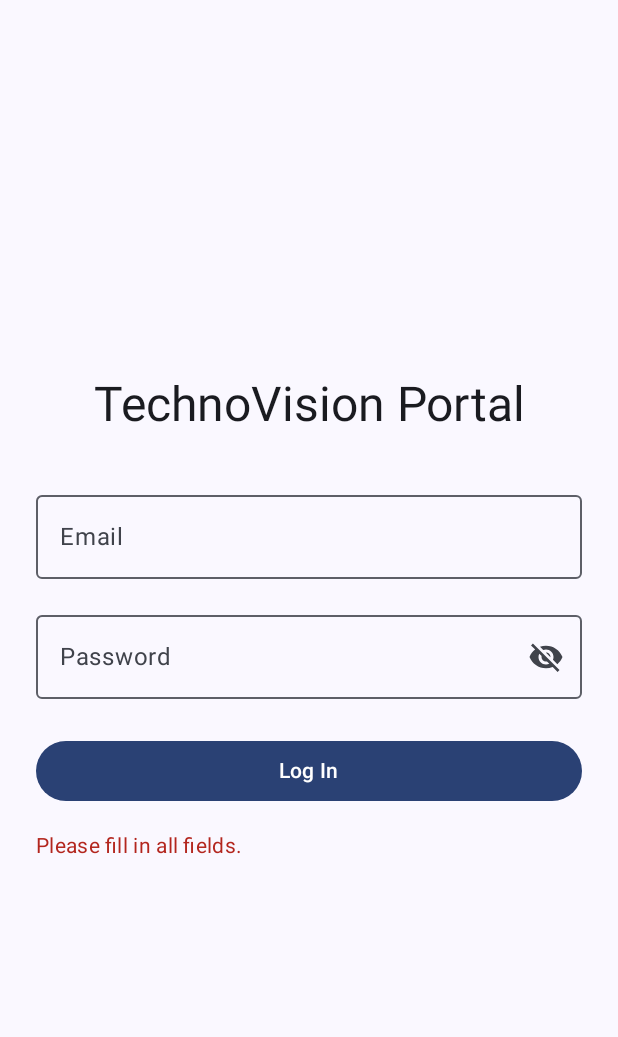
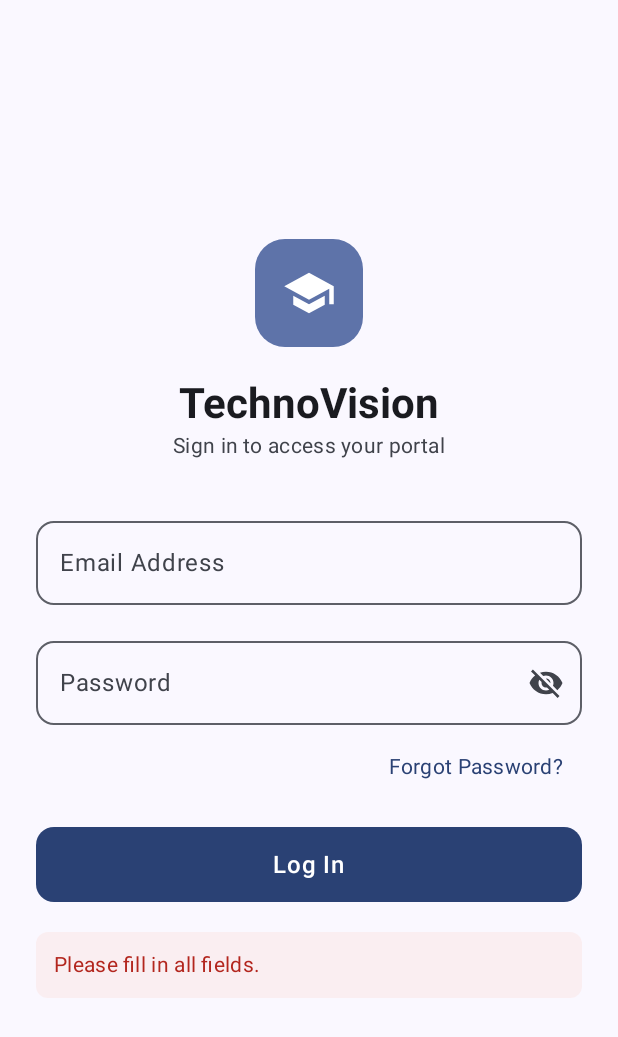
Before and after one commit to IamSoumitDas/TechnoVision, an Android app built with Jetpack Compose: the screen it shows after launch (MainActivity), after a tap on "Log In", on a phone screen of 412 x 824 dp. Shown: the top 1037 px of the screen. Run offline under Robolectric (Android 15) with nearby library versions, the phone set to English and light mode, and no system bars; our stand-ins replace Firebase (no records; nobody signed in at launch, a user with empty details on screens opened directly); 1 other tap on this screen came first.

Commit message:
added forgot password in authentication page and update the ui

```diff
--- a/app/src/main/java/com/soumit/technovision/ui/screens/StudentDirectoryScreen.kt
+++ b/app/src/main/java/com/soumit/technovision/ui/screens/StudentDirectoryScreen.kt
@@ -11,8 +11,6 @@ import androidx.compose.foundation.lazy.items
 import androidx.compose.material.icons.Icons
 import androidx.compose.material.icons.automirrored.filled.ArrowBack
 import androidx.compose.material.icons.filled.Edit
-import androidx.compose.material.icons.filled.Phone
-import androidx.compose.material.icons.filled.School
 import androidx.compose.material.icons.filled.Search
 import androidx.compose.material3.*
 import androidx.compose.runtime.*
--- a/app/src/main/java/com/soumit/technovision/ui/screens/auth/AuthScreen.kt
+++ b/app/src/main/java/com/soumit/technovision/ui/screens/auth/AuthScreen.kt
@@ -2,16 +2,27 @@ package com.soumit.technovision.ui.screens.auth
 
 import android.content.res.Configuration
 import android.util.Patterns
+import androidx.compose.foundation.background
 import androidx.compose.foundation.layout.*
+import androidx.compose.foundation.rememberScrollState
+import androidx.compose.foundation.shape.RoundedCornerShape
+import androidx.compose.foundation.text.KeyboardActions
 import androidx.compose.foundation.text.KeyboardOptions
+import androidx.compose.foundation.verticalScroll
 import androidx.compose.material.icons.Icons
+import androidx.compose.material.icons.filled.School
 import androidx.compose.material.icons.filled.Visibility
 import androidx.compose.material.icons.filled.VisibilityOff
 import androidx.compose.material3.*
 import androidx.compose.runtime.*
 import androidx.compose.ui.Alignment
 import androidx.compose.ui.Modifier
+import androidx.compose.ui.draw.clip
 import androidx.compose.ui.platform.LocalInspectionMode
+import androidx.compose.ui.platform.LocalSoftwareKeyboardController
+import androidx.compose.ui.text.font.FontWeight
+import androidx.compose.ui.text.font.FontWeight.Companion.Bold
+import androidx.compose.ui.text.input.ImeAction
 import androidx.compose.ui.text.input.KeyboardType
 import androidx.compose.ui.text.input.PasswordVisualTransformation
 import androidx.compose.ui.text.input.VisualTransformation
@@ -27,94 +38,35 @@ fun AuthScreen(onLoginSuccess: (String) -> Unit) {
     var password by remember { mutableStateOf("") }
     var isLoading by remember { mutableStateOf(false) }
 
-    // UI states for password visibility and inline status message
     var passwordVisible by remember { mutableStateOf(false) }
     var statusMessage by remember { mutableStateOf<String?>(null) }
     var isError by remember { mutableStateOf(false) }
 
     val isInPreview = LocalInspectionMode.current
+    val keyboardController = LocalSoftwareKeyboardController.current
+    val scrollState = rememberScrollState()
 
-    Surface(
-        modifier = Modifier.fillMaxSize(),
-        color = MaterialTheme.colorScheme.background
-    ) {
-        Column(
-            modifier = Modifier
-                .fillMaxSize()
-                .padding(24.dp),
-            verticalArrangement = Arrangement.Center,
-            horizontalAlignment = Alignment.CenterHorizontally
-        ) {
-            Text(
-                text = "TechnoVision Portal",
-                style = MaterialTheme.typography.headlineLarge,
-                color = MaterialTheme.colorScheme.onBackground,
-                modifier = Modifier.padding(bottom = 32.dp)
-            )
+    // Local function for Login handling
+    fun handleLogin() {
+        keyboardController?.hide()
 
-            // Email Field
-            OutlinedTextField(
-                value = email,
-                onValueChange = {
-                    email = it
-                    statusMessage = null
-                },
-                label = { Text("Email") },
-                singleLine = true,
-                keyboardOptions = KeyboardOptions(keyboardType = KeyboardType.Email),
-                modifier = Modifier.fillMaxWidth()
-            )
-
-            Spacer(modifier = Modifier.height(16.dp))
-
-            // Password Field with Show/Hide Toggle Icon
-            OutlinedTextField(
-                value = password,
-                onValueChange = {
-                    password = it
-                    statusMessage = null
-                },
-                label = { Text("Password") },
-                singleLine = true,
-                visualTransformation = if (passwordVisible) VisualTransformation.None else PasswordVisualTransformation(),
-                keyboardOptions = KeyboardOptions(keyboardType = KeyboardType.Password),
-                trailingIcon = {
-                    val image = if (passwordVisible) Icons.Filled.Visibility else Icons.Filled.VisibilityOff
-                    val description = if (passwordVisible) "Hide password" else "Show password"
-                    IconButton(onClick = { passwordVisible = !passwordVisible }) {
-                        Icon(imageVector = image, contentDescription = description)
-                    }
-                },
-                modifier = Modifier.fillMaxWidth()
-            )
-
-            Spacer(modifier = Modifier.height(24.dp))
-
-            if (isLoading) {
-                CircularProgressIndicator()
-            } else {
-                Button(
-                    onClick = {
-                        // 1. Check empty fields
         if (email.isBlank() || password.isBlank()) {
             statusMessage = "Please fill in all fields."
             isError = true
-                            return@Button
+            return
         }
 
-                        // 2. Validate email structure
         if (!Patterns.EMAIL_ADDRESS.matcher(email).matches()) {
             statusMessage = "Please enter a valid email structure (e.g. name@example.com)."
             isError = true
-                            return@Button
+            return
         }
 
-                        // Preview simulation check
         if (isInPreview) {
             statusMessage = "Preview: Logged in successfully"
             isError = false
             onLoginSuccess("employee")
-                            return@Button
+            return
         }
 
         isLoading = true
@@ -122,13 +74,10 @@ fun AuthScreen(onLoginSuccess: (String) -> Unit) {
         val auth = FirebaseAuth.getInstance()
         val db = FirebaseFirestore.getInstance()
 
-                        // 3. Authenticate with Firebase Auth
         auth.signInWithEmailAndPassword(email.trim(), password)
             .addOnCompleteListener { task ->
                 if (task.isSuccessful) {
                     val userId = auth.currentUser?.uid ?: ""
-
-                                    // 4. Automatically Fetch Role from Firestore Database
                     db.collection("users").document(userId).get()
                         .addOnSuccessListener { document ->
                             isLoading = false
@@ -136,7 +85,6 @@ fun AuthScreen(onLoginSuccess: (String) -> Unit) {
                                 val dbRole = document.getString("role") ?: ""
                                 isError = false
                                 statusMessage = "Welcome! Logged in successfully."
-                                                // Pass the detected role back so navigation handles it
                                 onLoginSuccess(dbRole)
                             } else {
                                 isLoading = false
@@ -157,22 +105,203 @@ fun AuthScreen(onLoginSuccess: (String) -> Unit) {
                     statusMessage = "Login Error: ${task.exception?.localizedMessage}"
                 }
             }
-                    },
-                    modifier = Modifier.fillMaxWidth()
-                ) {
-                    Text("Log In")
+    }
+
+    // Local function for Forgot Password handling
+    fun handleForgotPassword() {
+        keyboardController?.hide()
+
+        if (email.isBlank()) {
+            statusMessage = "Please enter your email address above first."
+            isError = true
+            return
+        }
+
+        if (!Patterns.EMAIL_ADDRESS.matcher(email).matches()) {
+            statusMessage = "Please enter a valid email structure (e.g. name@example.com)."
+            isError = true
+            return
+        }
+
+        if (isInPreview) {
+            statusMessage = "Preview: Password reset email sent."
+            isError = false
+            return
+        }
+
+        isLoading = true
+        statusMessage = null
+        val auth = FirebaseAuth.getInstance()
+
+        auth.sendPasswordResetEmail(email.trim())
+            .addOnCompleteListener { task ->
+                isLoading = false
+                if (task.isSuccessful) {
+                    isError = false
+                    statusMessage = "Password reset email sent! Check your inbox."
+                } else {
+                    isError = true
+                    statusMessage = "Error: ${task.exception?.localizedMessage}"
+                }
             }
     }
 
-            // Inline Status Message Element
+    Surface(
+        modifier = Modifier.fillMaxSize(),
+        color = MaterialTheme.colorScheme.background
+    ) {
+        Box(
+            modifier = Modifier
+                .fillMaxSize()
+                .verticalScroll(scrollState)
+                .padding(24.dp),
+            contentAlignment = Alignment.Center
+        ) {
+            Column(
+                modifier = Modifier
+                    .widthIn(max = 420.dp)
+                    .fillMaxWidth(),
+                horizontalAlignment = Alignment.CenterHorizontally
+            ) {
+                Box(
+                    modifier = Modifier
+                        .size(72.dp)
+                        .clip(RoundedCornerShape(20.dp))
+                        .background(MaterialTheme.colorScheme.primaryContainer),
+                    contentAlignment = Alignment.Center
+                ) {
+                    Icon(
+                        imageVector = Icons.Filled.School,
+                        contentDescription = "Logo",
+                        modifier = Modifier.size(36.dp),
+                        tint = MaterialTheme.colorScheme.onPrimaryContainer
+                    )
+                }
+
+                Spacer(modifier = Modifier.height(20.dp))
+
+                Text(
+                    text = "TechnoVision",
+                    style = MaterialTheme.typography.headlineMedium,
+                    fontWeight = Bold,
+                    color = MaterialTheme.colorScheme.onBackground
+                )
+
+                Text(
+                    text = "Sign in to access your portal",
+                    style = MaterialTheme.typography.bodyMedium,
+                    color = MaterialTheme.colorScheme.onSurfaceVariant,
+                    modifier = Modifier.padding(bottom = 32.dp)
+                )
+
+                // Email Field
+                OutlinedTextField(
+                    value = email,
+                    onValueChange = {
+                        email = it
+                        statusMessage = null
+                    },
+                    label = { Text("Email Address") },
+                    singleLine = true,
+                    shape = RoundedCornerShape(12.dp),
+                    keyboardOptions = KeyboardOptions(
+                        keyboardType = KeyboardType.Email,
+                        imeAction = ImeAction.Next
+                    ),
+                    modifier = Modifier.fillMaxWidth()
+                )
+
+                Spacer(modifier = Modifier.height(16.dp))
+
+                // Password Field
+                OutlinedTextField(
+                    value = password,
+                    onValueChange = {
+                        password = it
+                        statusMessage = null
+                    },
+                    label = { Text("Password") },
+                    singleLine = true,
+                    shape = RoundedCornerShape(12.dp),
+                    visualTransformation = if (passwordVisible) VisualTransformation.None else PasswordVisualTransformation(),
+                    keyboardOptions = KeyboardOptions(
+                        keyboardType = KeyboardType.Password,
+                        imeAction = ImeAction.Done
+                    ),
+                    keyboardActions = KeyboardActions(
+                        onDone = { handleLogin() }
+                    ),
+                    trailingIcon = {
+                        val image = if (passwordVisible) Icons.Filled.Visibility else Icons.Filled.VisibilityOff
+                        val description = if (passwordVisible) "Hide password" else "Show password"
+                        IconButton(onClick = { passwordVisible = !passwordVisible }) {
+                            Icon(imageVector = image, contentDescription = description)
+                        }
+                    },
+                    modifier = Modifier.fillMaxWidth()
+                )
+
+                // Forgot Password Button Aligned to the Right
+                Box(
+                    modifier = Modifier
+                        .fillMaxWidth()
+                        .padding(top = 4.dp),
+                    contentAlignment = Alignment.CenterEnd
+                ) {
+                    TextButton(onClick = { handleForgotPassword() }) {
+                        Text(
+                            text = "Forgot Password?",
+                            style = MaterialTheme.typography.bodyMedium,
+                            color = MaterialTheme.colorScheme.primary
+                        )
+                    }
+                }
+
+                Spacer(modifier = Modifier.height(16.dp))
+
+                // Login Button / Loader
+                if (isLoading) {
+                    Box(
+                        modifier = Modifier
+                            .fillMaxWidth()
+                            .height(50.dp),
+                        contentAlignment = Alignment.Center
+                    ) {
+                        CircularProgressIndicator(modifier = Modifier.size(32.dp))
+                    }
+                } else {
+                    Button(
+                        onClick = { handleLogin() },
+                        shape = RoundedCornerShape(12.dp),
+                        modifier = Modifier
+                            .fillMaxWidth()
+                            .height(50.dp)
+                    ) {
+                        Text(
+                            text = "Log In",
+                            style = MaterialTheme.typography.bodyLarge,
+                            fontWeight = FontWeight.SemiBold
+                        )
+                    }
+                }
+
+                // Inline Status Message
                 if (statusMessage != null) {
-                Spacer(modifier = Modifier.height(16.dp))
+                    Spacer(modifier = Modifier.height(20.dp))
+                    Surface(
+                        color = if (isError) MaterialTheme.colorScheme.errorContainer.copy(alpha = 0.4f)
+                        else MaterialTheme.colorScheme.primaryContainer.copy(alpha = 0.4f),
+                        shape = RoundedCornerShape(8.dp),
+                        modifier = Modifier.fillMaxWidth()
+                    ) {
                         Text(
                             text = statusMessage!!,
                             color = if (isError) MaterialTheme.colorScheme.error else MaterialTheme.colorScheme.primary,
                             style = MaterialTheme.typography.bodyMedium,
-                    modifier = Modifier.fillMaxWidth()
+                            modifier = Modifier.padding(12.dp)
                         )
+                    }
+                }
             }
         }
     }
```
Lines whose indentation alone changed are shown as unchanged.
